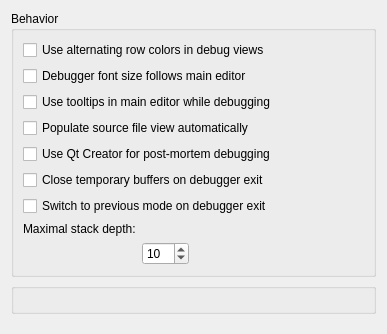
Old version of the form src/plugins/debugger/commonoptionspage.ui in the repository qt-creator/qt-creator.
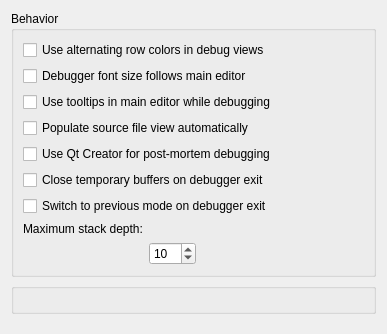
New version of the form. Custom widgets are drawn as their Qt base class.

Patch:
```diff
--- a/src/plugins/debugger/commonoptionspage.ui
+++ b/src/plugins/debugger/commonoptionspage.ui
@@ -90,7 +90,7 @@
          </sizepolicy>
         </property>
         <property name="text">
-         <string>Maximal stack depth:</string>
+         <string>Maximum stack depth:</string>
         </property>
        </widget>
       </item>
```
Left out of the diff: 8 changed lines with no effect on the pictures.
